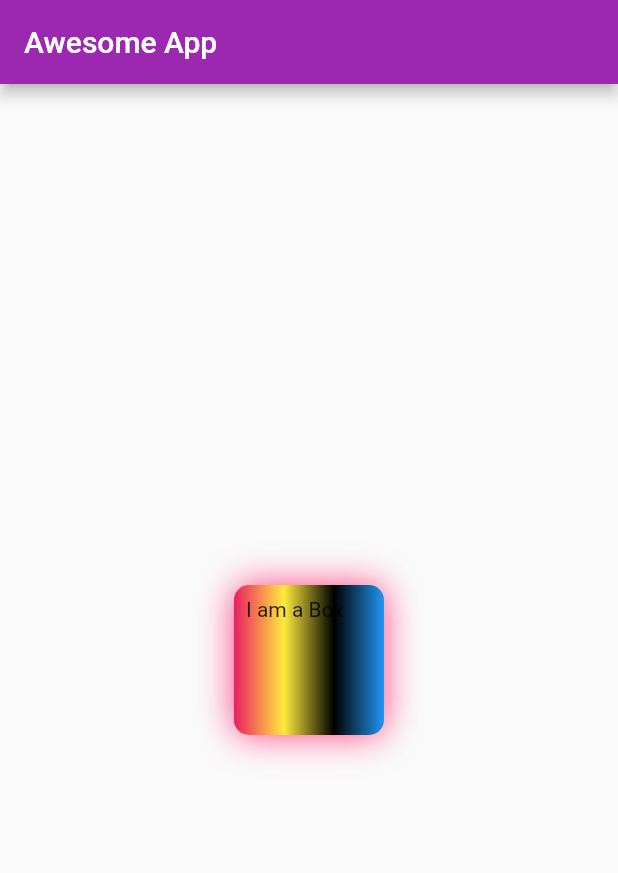
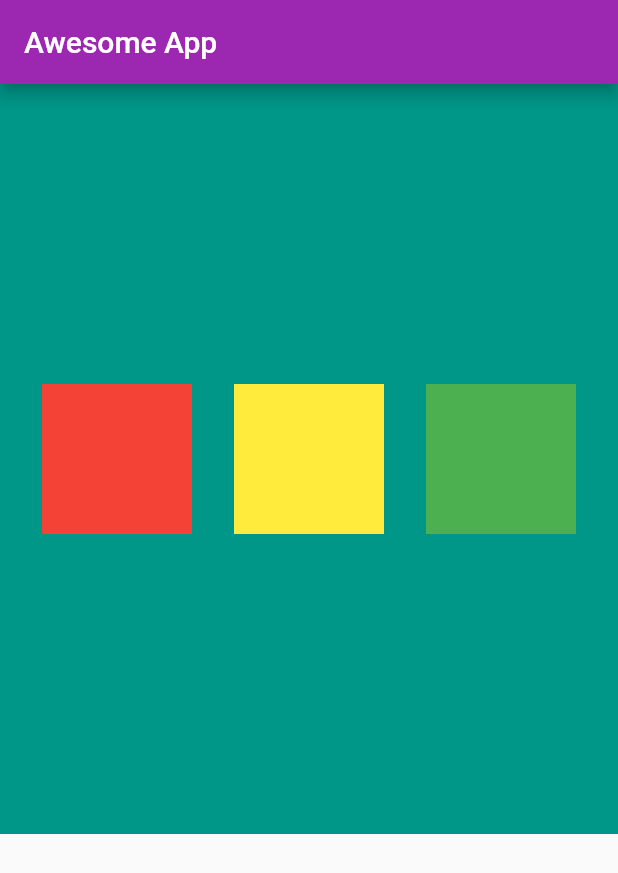
Before and after one commit to ALOK8467100/Flutter-Tutorial, a Flutter app: the screen it shows after launch, on a phone screen of 412 x 824 dp. Shown: the top 873 px of the screen. Run offline on Flutter 3.47's test engine with Material 2 defaults, Android fonts, the phone set to English and light mode, and no system bars.

Commit message:
ch3 completed

```diff
--- a/lib/main.dart
+++ b/lib/main.dart
@@ -26,34 +26,37 @@
       appBar: AppBar(
         title: const Text("Awesome App"),
       ),
-      body: Center(
-        child: Container(
+      body: Container(
+        height: 500,  // height and row will be changed according with Row and column
+        // width:300,
+        color:Colors.teal,
+        child: Row( // in place of column we can put Row and see changes.
+          mainAxisAlignment: MainAxisAlignment.spaceEvenly,
+          crossAxisAlignment:CrossAxisAlignment.center,
+          children: <Widget>[
+            Container(
           padding: const EdgeInsets.all(8),
-          // color: Colors.red,
+          color: Colors.red,
           width: 100,
           height: 100,
-          clipBehavior: Clip.antiAlias, // it remove all extra text which lie outside shape
           alignment: Alignment.topLeft,
-          decoration: BoxDecoration(
-            color: Colors.red,
-            // shape: BoxShape.circle, // by shape we can design our container shaper.
-            borderRadius:BorderRadius.circular(10),
-            gradient: LinearGradient(colors:[ // by using gradient we can use many color at same time.
-              Colors.pink,
-              Colors.yellow,
-              Colors.black,
-              Colors.blue,
-            ]),
-            boxShadow: [
-              BoxShadow(
-                color: Colors.pinkAccent,
-                blurRadius: 20,
-              ),
-
-            ]
           ),
-          child: Text("I am a Box"),
+          Container(
+          padding: const EdgeInsets.all(8),
+          color: Colors.yellow,
+          width: 100,
+          height: 100,
+          alignment: Alignment.topLeft,
           ),
+          Container(
+          padding: const EdgeInsets.all(8),
+          color: Colors.green,
+          width: 100,
+          height: 100,
+          alignment: Alignment.topLeft,
+          ),
+          ],
+        ),
       ),
     );
   }
```
Also changed, not shown: 1 other file.
